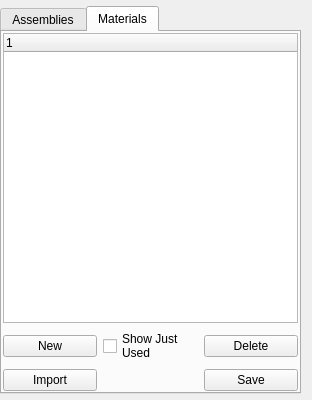
Before: the Qt Designer form Application/qInputListWidget.ui in Sprunth/RGG, drawn with Qt 5.
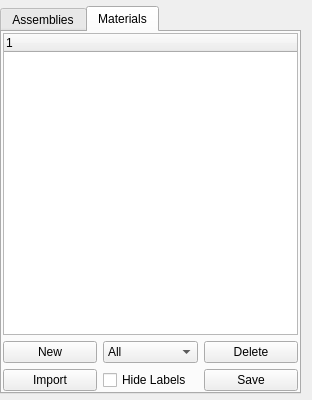
After: the same form once the commit is applied. The open tabs and pages were chosen to show the change.

Commit message: add new modes for displying materials

```diff
--- a/Application/qInputListWidget.ui
+++ b/Application/qInputListWidget.ui
@@ -93,13 +93,28 @@
         </widget>
        </item>
        <item row="1" column="1">
-        <widget class="QCheckBox" name="showJustUsedMaterial">
+        <widget class="QComboBox" name="materialDisplayed">
+         <item>
+          <property name="text">
+           <string>All</string>
+          </property>
+         </item>
+         <item>
+          <property name="text">
+           <string>Used</string>
+          </property>
+         </item>
+         <item>
+          <property name="text">
+           <string>Displayed</string>
+          </property>
+         </item>
+        </widget>
+       </item>
+       <item row="2" column="1">
+        <widget class="QCheckBox" name="hideLabels">
          <property name="text">
-          <string>Show Just
-Used</string>
-         </property>
-         <property name="checked">
-          <bool>false</bool>
+          <string>Hide Labels</string>
          </property>
         </widget>
        </item>
```
Left out of the diff: 14 changed lines with no effect on the pictures. The commit also changes 11 other files.
